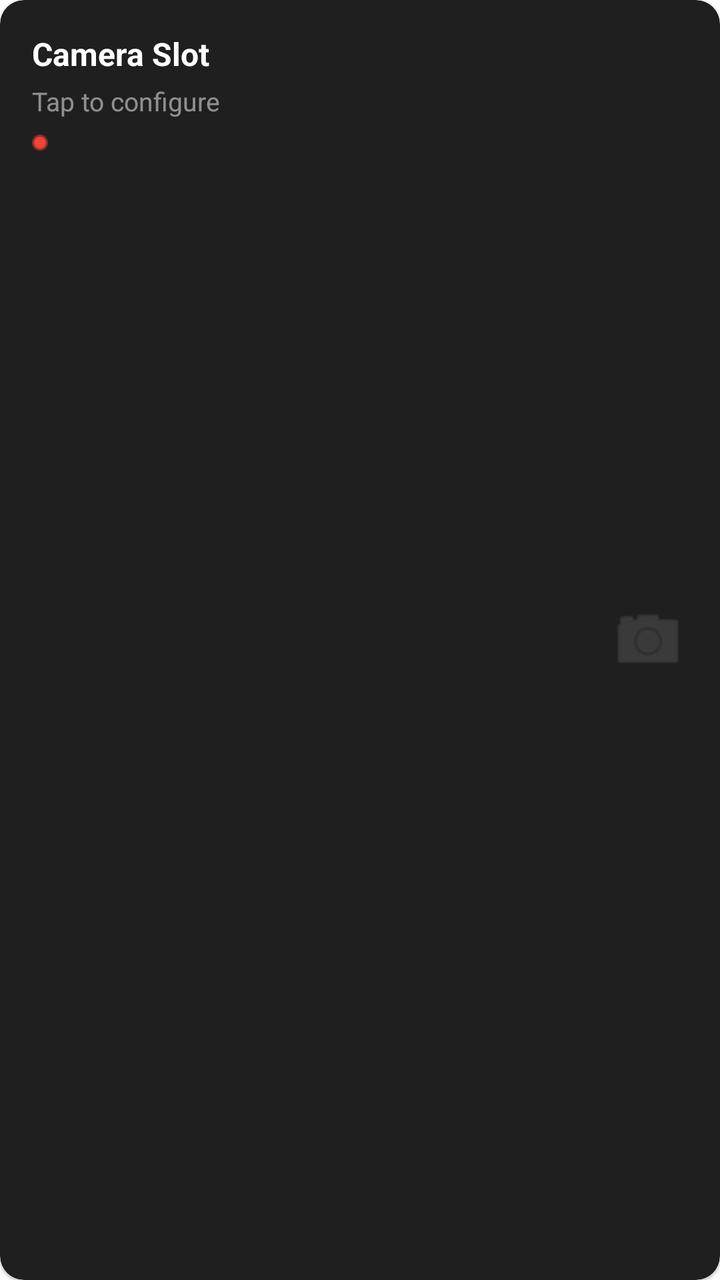
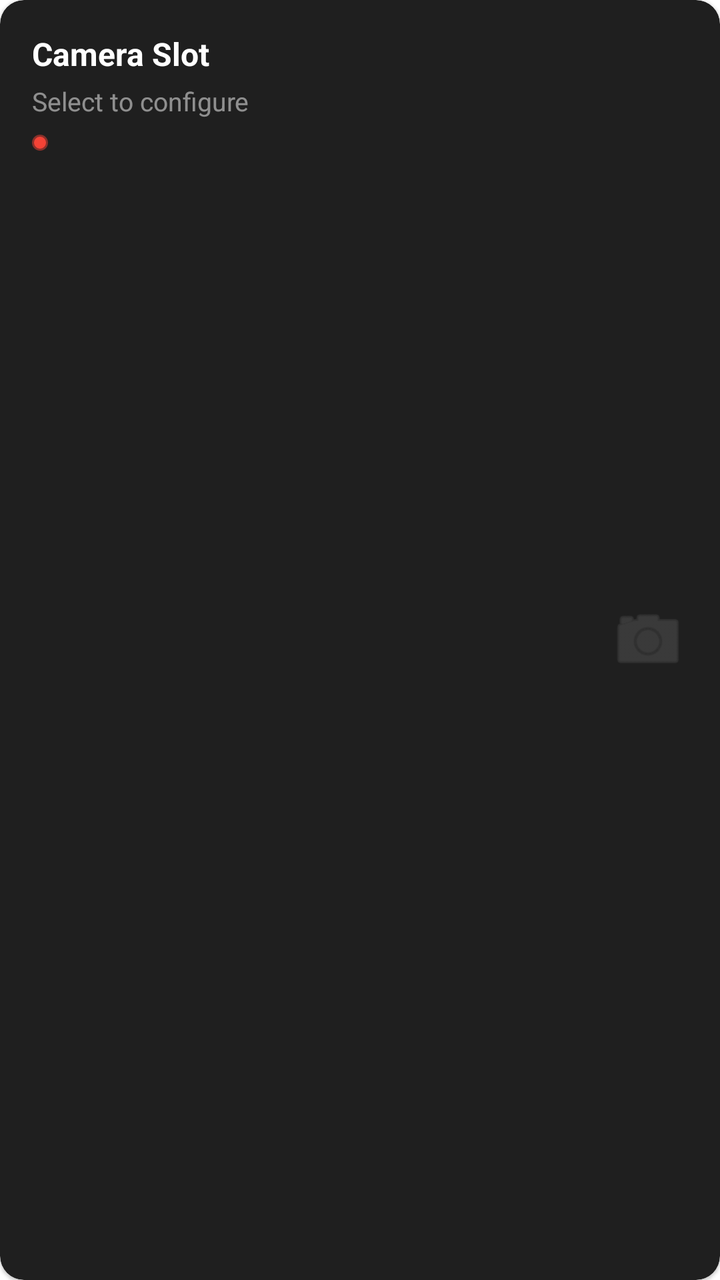

Compare the two renders of this Android layout. The source of the first and the diff that turns it into the second are given below.
<!-- AndroidManifest.xml: application theme Theme.AladinCamViewer -->
<!-- res/layout/item_camera_slot.xml -->
<?xml version="1.0" encoding="utf-8"?>
<com.google.android.material.card.MaterialCardView xmlns:android="http://schemas.android.com/apk/res/android"
    xmlns:app="http://schemas.android.com/apk/res-auto"
    android:layout_width="match_parent"
    android:layout_height="100dp"
    android:layout_margin="6dp"
    android:focusable="true"
    android:clickable="true"
    android:foreground="@drawable/camera_item_selector"
    app:cardBackgroundColor="#1F1F1F"
    app:cardCornerRadius="12dp"
    app:strokeColor="@color/tv_focus_stroke"
    app:strokeWidth="3dp">

    <androidx.constraintlayout.widget.ConstraintLayout
        android:layout_width="match_parent"
        android:layout_height="match_parent"
        android:padding="16dp">

        <ImageView
            android:id="@+id/brand_icon"
            android:layout_width="40dp"
            android:layout_height="40dp"
            android:alpha="0.2"
            android:src="@android:drawable/ic_menu_camera"
            app:layout_constraintBottom_toBottomOf="parent"
            app:layout_constraintEnd_toEndOf="parent"
            app:layout_constraintTop_toTopOf="parent"
            app:tint="@color/white" />

        <TextView
            android:id="@+id/slot_name"
            android:layout_width="0dp"
            android:layout_height="wrap_content"
            android:ellipsize="end"
            android:maxLines="1"
            android:text="Camera Slot"
            android:textColor="@color/white"
            android:textSize="16sp"
            android:textStyle="bold"
            app:layout_constraintEnd_toStartOf="@id/brand_icon"
            app:layout_constraintStart_toStartOf="parent"
            app:layout_constraintTop_toTopOf="parent" />

        <TextView
            android:id="@+id/slot_status"
            android:layout_width="0dp"
            android:layout_height="wrap_content"
            android:layout_marginTop="4dp"
            android:ellipsize="end"
            android:maxLines="1"
            android:text="Tap to configure"
            android:textColor="#80FFFFFF"
            android:textSize="13sp"
            app:layout_constraintEnd_toStartOf="@id/brand_icon"
            app:layout_constraintStart_toStartOf="parent"
            app:layout_constraintTop_toBottomOf="@id/slot_name" />

        
        <View
            android:id="@+id/slot_indicator"
            android:layout_width="8dp"
            android:layout_height="8dp"
            android:layout_marginTop="8dp"
            android:background="@drawable/led_offline"
            app:layout_constraintStart_toStartOf="parent"
            app:layout_constraintTop_toBottomOf="@id/slot_status" />

    </androidx.constraintlayout.widget.ConstraintLayout>

</com.google.android.material.card.MaterialCardView>
<!-- resources referenced by this layout -->
<resources>
  <color name="white">#FFFFFFFF</color>
  <!-- drawable camera_item_selector (drawable) -->
  <?xml version="1.0" encoding="utf-8"?>
  <selector xmlns:android="http://schemas.android.com/apk/res/android">
      <item android:state_focused="true">
          <shape android:shape="rectangle">
              <solid android:color="#18FF6D00" />
              <stroke android:width="4dp" android:color="@color/brand_orange_bright" />
              <corners android:radius="10dp" />
          </shape>
      </item>
      <item>
          <shape android:shape="rectangle">
              <stroke android:width="0dp" android:color="@android:color/transparent" />
              <corners android:radius="10dp" />
          </shape>
      </item>
  </selector>
  <!-- drawable led_offline (drawable) -->
  <?xml version="1.0" encoding="utf-8"?>
  <shape xmlns:android="http://schemas.android.com/apk/res/android" android:shape="oval">
      <solid android:color="#F44336"/>
      <stroke android:width="2dp" android:color="#80F44336"/>
      <size android:width="12dp" android:height="12dp"/>
  </shape>
  <style name="Theme.AladinCamViewer" parent="Theme.MaterialComponents.DayNight.NoActionBar">
          
          <item name="colorPrimary">@color/brand_orange</item>
          <item name="colorPrimaryVariant">@color/black</item>
          <item name="colorOnPrimary">@color/white</item>
          
          <item name="colorSecondary">@color/brand_orange</item>
          <item name="colorSecondaryVariant">@color/brand_orange</item>
          <item name="colorOnSecondary">@color/black</item>
          
          <item name="android:statusBarColor">@color/black</item>
          
      </style>
  <color name="brand_orange_bright">#FF9D28</color>
  <color name="brand_orange">#FF6D00</color>
  <color name="black">#FF000000</color>
</resources>

<!-- the commit's change to res/layout/item_camera_slot.xml (unified diff, before → after) -->
@@ -21,6 +21,7 @@
             android:id="@+id/brand_icon"
             android:layout_width="40dp"
             android:layout_height="40dp"
+            android:contentDescription="@null"
             android:alpha="0.2"
             android:src="@android:drawable/ic_menu_camera"
             app:layout_constraintBottom_toBottomOf="parent"
@@ -34,7 +35,7 @@
             android:layout_height="wrap_content"
             android:ellipsize="end"
             android:maxLines="1"
-            android:text="Camera Slot"
+            android:text="@string/camera_slot_default"
             android:textColor="@color/white"
             android:textSize="16sp"
             android:textStyle="bold"
@@ -49,7 +50,7 @@
             android:layout_marginTop="4dp"
             android:ellipsize="end"
             android:maxLines="1"
-            android:text="Tap to configure"
+            android:text="@string/tap_to_configure"
             android:textColor="#80FFFFFF"
             android:textSize="13sp"
             app:layout_constraintEnd_toStartOf="@id/brand_icon"
<!-- resource entries referenced after the edit -->
@@ -25,6 +25,8 @@
       <stroke android:width="2dp" android:color="#80F44336"/>
       <size android:width="12dp" android:height="12dp"/>
   </shape>
+  <string name="camera_slot_default">Camera Slot</string>
+  <string name="tap_to_configure">Select to configure</string>
   <style name="Theme.AladinCamViewer" parent="Theme.MaterialComponents.DayNight.NoActionBar">
           
           <item name="colorPrimary">@color/brand_orange</item>
